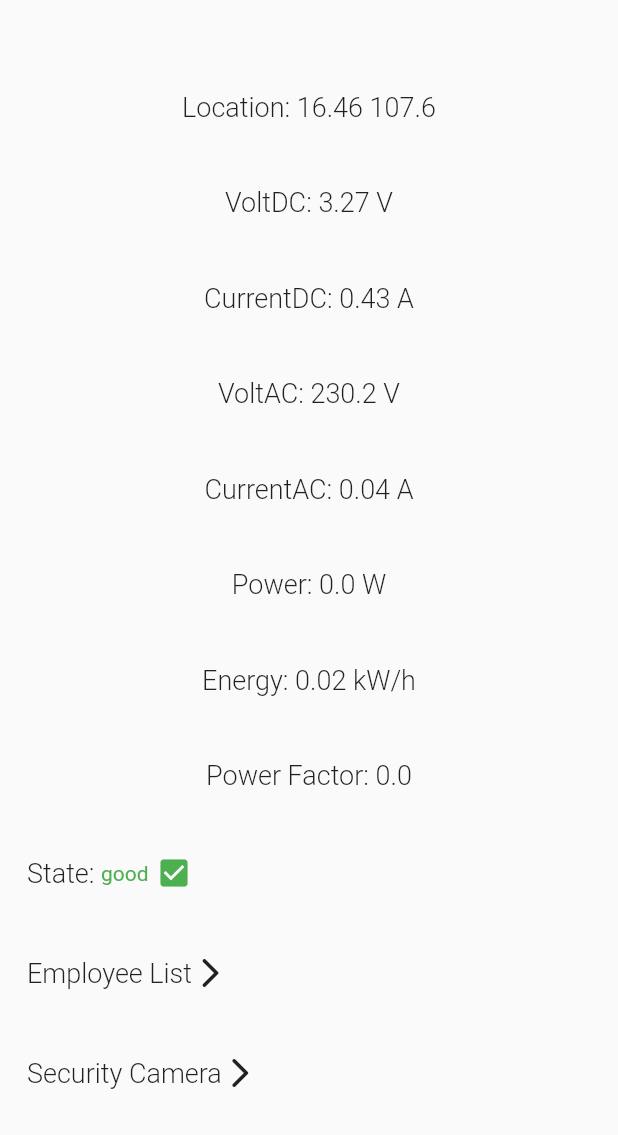
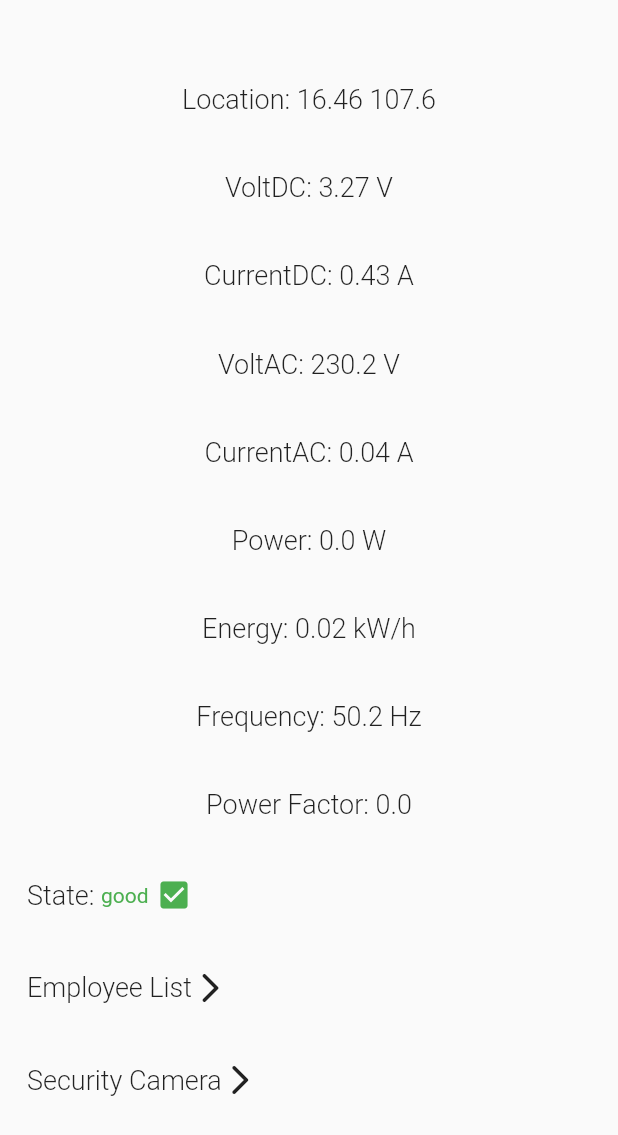
Before and after one commit to hoangm960/Station_energy_automatic, a Flutter app: the StationInfo widget shown alone on an empty page, opened directly with empty values, on a phone screen of 412 x 824 dp. Shown: the top 1135 px of the screen. Run offline on Flutter 3.47's test engine with Material 2 defaults, Android fonts, the phone set to English and light mode, and no system bars; our stand-ins replace cached_network_image, syncfusion_flutter_charts; missing offline and left inert: latlng, map, mysql1, webview_windows; generated files the repository leaves out were written again.

Commit message:
fix Station info

```diff
--- a/lib/src/screens/station_page/components/station_info.dart
+++ b/lib/src/screens/station_page/components/station_info.dart
@@ -24,7 +24,7 @@ class _StationInfoState extends State<StationInfo> {
   void _getParam(Timer timer) async {
     connection.then((connection) {
       String sql =
-          'SELECT name, ST_X(Location), ST_Y(location), voltDC, currentDC, voltAC, currentAC, powerAC, energyAC, energyAC, frequencyAC, powerfactorAC, state FROM station';
+          'SELECT name, ST_X(Location), ST_Y(location), voltDC, currentDC, voltAC, currentAC, powerAC, energyAC, frequencyAC, powerfactorAC, state FROM station';
       connection.query(sql).then((results) {
         for (var row in results) {
           setState(() {
@@ -39,7 +39,7 @@ class _StationInfoState extends State<StationInfo> {
                 energy: row[8],
                 frequency: row[9],
                 powerFactor: row[10],
-                state: row[11] == 1 ? true : false);
+                state: (row[11] == 1) ? true : false);
           });
         }
       });
@@ -90,6 +90,10 @@ class _StationInfoState extends State<StationInfo> {
             ),
             Text(
               'Energy: ${_station.energy} kW/h',
+              style: infoTextStyle,
+            ),
+            Text(
+              'Frequency: ${_station.frequency} Hz',
               style: infoTextStyle,
             ),
             Text(
@@ -154,7 +158,7 @@ class _StationInfoState extends State<StationInfo> {
                 Navigator.restorablePushNamed(
                     context, LiveStreamingPlayer.routeName,
                     arguments: <String, String>{
-                      'url': 'https://www.youtube.com/embed/Ceaf594pvs0'
+                      'url': 'https://www.youtube.com/embed/fEZcqfNGiQg'
                     });
               },
               child: Row(
```
Also changed, not shown: 2 other files.
